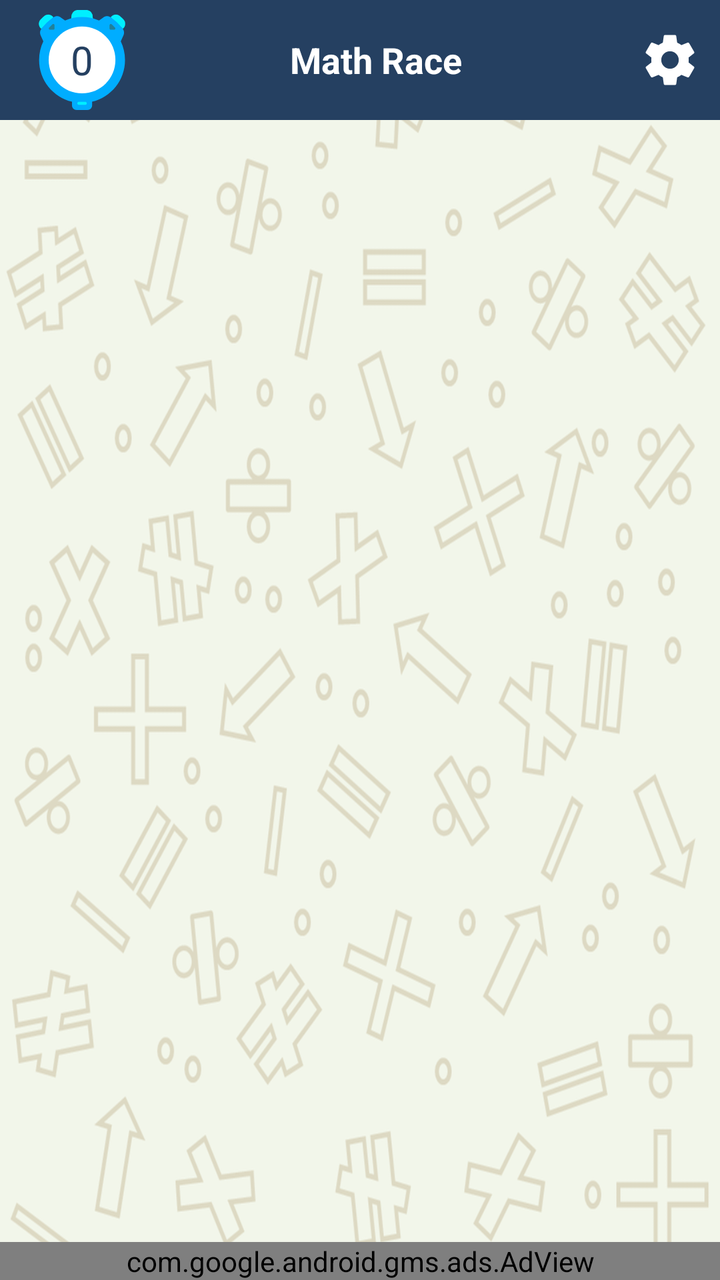
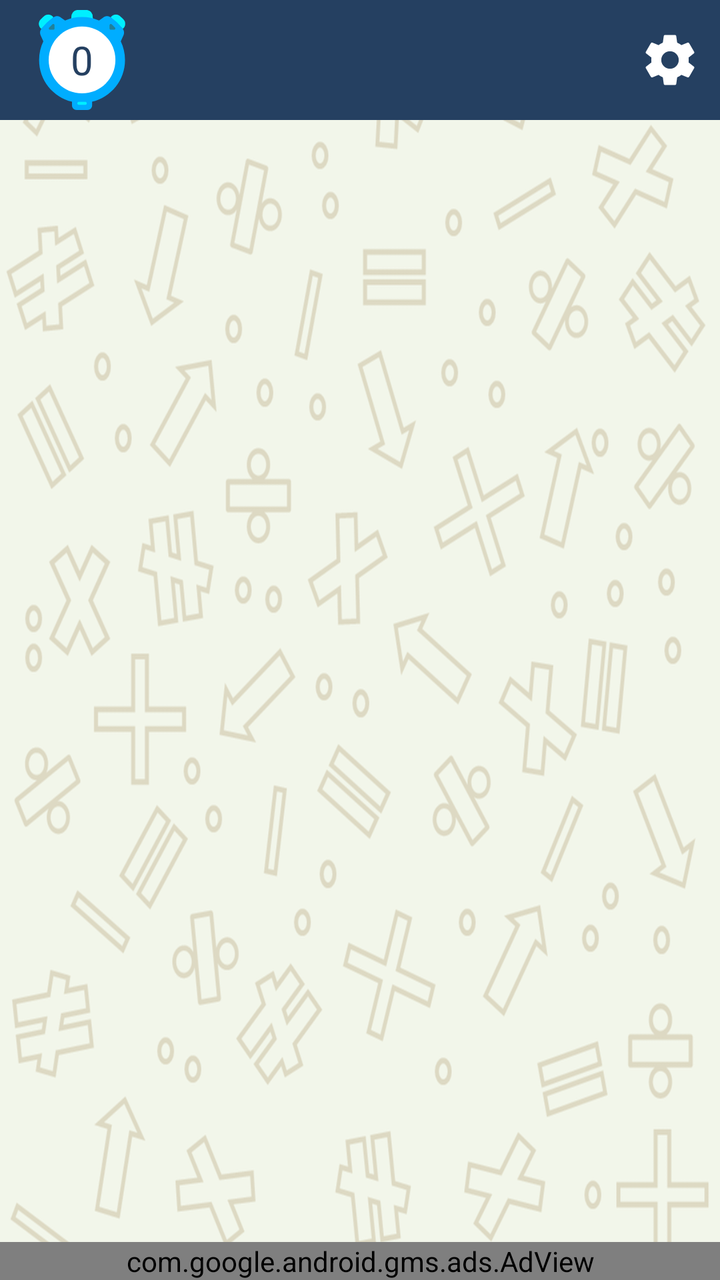

Before-and-after screenshots of an Android layout around one commit, followed by the original layout XML and the change that was made.
<!-- AndroidManifest.xml: application theme AppTheme -->
<!-- res/layout/activity_main.xml -->
<?xml version="1.0" encoding="utf-8"?>
<RelativeLayout xmlns:android="http://schemas.android.com/apk/res/android"
    xmlns:app="http://schemas.android.com/apk/res-auto"
    xmlns:tools="http://schemas.android.com/tools"
    android:id="@+id/main_layout"
    android:layout_width="match_parent"
    android:layout_height="match_parent"
    android:background="@drawable/app_background"
    android:layoutDirection="ltr">

    <android.support.v7.widget.Toolbar
        android:id="@+id/main_toolbar"
        android:layout_width="match_parent"
        android:layout_height="wrap_content"
        android:layout_alignParentTop="true"
        android:background="@color/colorPrimary">

        <RelativeLayout
            android:layout_width="match_parent"
            android:layout_height="match_parent"
            android:layout_marginTop="5dp"
            android:layout_marginBottom="5dp">

            <TextView
                android:id="@+id/main_tv_timer"
                android:layout_width="50dp"
                android:layout_height="50dp"
                android:layout_alignParentLeft="true"
                android:layout_centerVertical="true"
                android:background="@drawable/ic_chronometer"
                android:gravity="center"
                android:text="0"
                android:textColor="@color/colorPrimaryDark"
                android:textSize="20sp" />

            <TextView
                android:id="@+id/main_tv_score"
                android:layout_width="wrap_content"
                android:layout_height="wrap_content"
                android:layout_alignParentTop="true"
                android:layout_centerHorizontal="true"
                android:layout_centerVertical="true"
                android:gravity="center_horizontal"
                android:text="@string/app_name"
                android:textColor="@color/colorWhite"
                android:textSize="18sp"
                android:textStyle="bold" />

            <ImageView
                android:id="@+id/main_iv_setting"
                android:layout_width="50dp"
                android:layout_height="50dp"
                android:layout_alignParentRight="true"
                android:layout_centerVertical="true"
                android:padding="10dp"
                android:src="@drawable/ic_settings_black_24dp" />
        </RelativeLayout>
    </android.support.v7.widget.Toolbar>

    <LinearLayout
        android:id="@+id/main_quiz_layout"
        android:layout_width="match_parent"
        android:layout_height="wrap_content"
        android:layout_above="@id/adView"
        android:layout_below="@id/main_toolbar"
        android:orientation="vertical"
        android:padding="10dp"
        android:visibility="gone">

        <TextView
            android:id="@+id/main_tv_question"
            android:layout_width="match_parent"
            android:layout_height="wrap_content"
            android:layout_marginStart="10dp"
            android:layout_marginEnd="10dp"
            android:layout_weight="1"
            android:background="@drawable/question_background"
            android:gravity="center"
            android:text=""
            android:textSize="30sp" />

        <LinearLayout
            android:layout_width="match_parent"
            android:layout_height="wrap_content"
            android:layout_weight="1.5"
            android:orientation="horizontal"
            android:weightSum="2">

            <Button
                android:id="@+id/main_btn_answer1"
                android:layout_width="0dp"
                android:layout_height="match_parent"
                android:layout_margin="10dp"
                android:layout_weight="1"
                android:background="@drawable/answers_background"
                android:text=""
                android:textSize="32sp"
                android:textStyle="bold" />

            <Button
                android:id="@+id/main_btn_answer2"
                android:layout_width="0dp"
                android:layout_height="match_parent"
                android:layout_margin="10dp"
                android:layout_weight="1"
                android:background="@drawable/answers_background"
                android:text=""
                android:textSize="32sp"
                android:textStyle="bold" />
        </LinearLayout>

        <LinearLayout
            android:layout_width="match_parent"
            android:layout_height="wrap_content"
            android:layout_weight="1.5"
            android:orientation="horizontal">

            <Button
                android:id="@+id/main_btn_answer3"
                android:layout_width="0dp"
                android:layout_height="match_parent"
                android:layout_margin="10dp"
                android:layout_weight="1"
                android:background="@drawable/answers_background"
                android:text=""
                android:textSize="32sp"
                android:textStyle="bold" />

            <Button
                android:id="@+id/main_btn_answer4"
                android:layout_width="0dp"
                android:layout_height="match_parent"
                android:layout_margin="10dp"
                android:layout_weight="1"
                android:background="@drawable/answers_background"
                android:text=""
                android:textSize="32sp"
                android:textStyle="bold" />
        </LinearLayout>
    </LinearLayout>


    <LinearLayout
        android:id="@+id/main_game_over_layout"
        android:layout_width="wrap_content"
        android:layout_height="wrap_content"
        android:layout_centerInParent="true"
        android:layout_gravity="center"
        android:layout_marginStart="10dp"
        android:layout_marginTop="5dp"
        android:layout_marginEnd="10dp"
        android:layout_marginBottom="5dp"
        android:background="@drawable/bg_popup_base_panel"
        android:gravity="center"
        android:orientation="vertical"
        android:paddingStart="40dp"
        android:paddingTop="10dp"
        android:paddingEnd="40dp"
        android:visibility="gone"
        android:paddingBottom="10dp">

        <ImageView
            android:id="@+id/main_game_over_iv_status"
            android:layout_width="70dp"
            android:layout_height="70dp"
            android:padding="5dp"
            android:src="@drawable/ic_loser" />

        <TextView
            android:id="@+id/main_game_over_tv_score"
            android:layout_width="wrap_content"
            android:layout_height="wrap_content"
            android:gravity="center_horizontal"
            android:text="@string/score"
            android:textColor="@color/colorPrimaryDark"
            android:textSize="18sp"
            android:textStyle="bold" />

        <Button
            android:id="@+id/main_game_over_btn_watch_video"
            android:layout_width="wrap_content"
            android:layout_height="wrap_content"
            android:layout_marginTop="10dp"
            android:background="@drawable/button_background_one"
            android:paddingStart="20dp"
            android:paddingEnd="20dp"
            android:text="@string/watch_video"
            android:textAllCaps="false"
            android:textColor="@color/colorBlack"
            android:textSize="16sp" />

        <TextView
            android:id="@+id/main_game_over_tv_video_hint"
            android:layout_width="wrap_content"
            android:layout_height="wrap_content"
            android:text="@string/watch_video_hint"
            android:textColor="@color/colorPrimaryDark" />

        <Button
            android:id="@+id/main_game_over_btn_to_quiz"
            android:layout_width="wrap_content"
            android:layout_height="wrap_content"
            android:layout_marginTop="10dp"
            android:background="@drawable/button_background_three"
            android:paddingStart="20dp"
            android:paddingEnd="20dp"
            android:text="@string/play_quiz"
            android:textAllCaps="false"
            android:textColor="@color/colorWhite"
            android:textSize="16sp" />

        <TextView
            android:id="@+id/main_game_over_tv_quiz_hint"
            android:layout_width="wrap_content"
            android:layout_height="wrap_content"
            android:text="@string/play_quiz_hint"
            android:textColor="@color/colorPrimaryDark" />

        <Button
            android:id="@+id/main_game_over_btn_start_again"
            android:layout_width="wrap_content"
            android:layout_height="wrap_content"
            android:layout_marginTop="10dp"
            android:background="@drawable/button_background_two"
            android:paddingStart="20dp"
            android:paddingEnd="20dp"
            android:text="@string/start_again"
            android:textAllCaps="false"
            android:textColor="@color/colorWhite"
            android:textSize="16sp" />

        <Button
            android:id="@+id/main_game_over_btn_share_on_fb"
            android:layout_width="wrap_content"
            android:layout_height="wrap_content"
            android:layout_gravity="center_horizontal"
            android:layout_marginTop="10dp"
            android:layout_marginBottom="5dp"
            android:background="@drawable/fb_button"
            android:drawableStart="@drawable/share_url_24dp"
            android:drawablePadding="15dp"
            android:padding="15sp"
            android:text="@string/share_on_facebook"
            android:textAllCaps="false"
            android:textColor="@color/colorWhite"
            android:textSize="16sp" />
    </LinearLayout>

    <Button
        android:id="@+id/main_btn_start"
        android:layout_width="wrap_content"
        android:layout_height="wrap_content"
        android:layout_centerInParent="true"
        android:background="@drawable/button_background_two"
        android:paddingStart="30dp"
        android:paddingTop="20dp"
        android:paddingEnd="30dp"
        android:paddingBottom="20dp"
        android:text="@string/start_again"
        android:textAllCaps="false"
        android:textColor="@color/colorWhite"
        android:textSize="18sp"
        android:textStyle="bold"
        android:visibility="gone" />

    <com.google.android.gms.ads.AdView xmlns:ads="http://schemas.android.com/apk/res-auto"
        android:id="@+id/adView"
        android:layout_width="match_parent"
        android:layout_height="wrap_content"
        android:layout_alignParentBottom="true"
        android:layout_centerHorizontal="true"
        ads:adSize="SMART_BANNER"
        ads:adUnitId="ca-app-pub-3940256099942544/6300978111" />
</RelativeLayout>
<!-- resources referenced by this layout -->
<resources>
  <color name="colorBlack">#000</color>
  <color name="colorPrimary">#254061</color>
  <color name="colorPrimaryDark">#254061</color>
  <color name="colorWhite">#FFF</color>
  <!-- drawable answers_background (drawable) -->
  <?xml version="1.0" encoding="utf-8"?>
  <shape xmlns:android="http://schemas.android.com/apk/res/android">
      <corners android:radius="25dp" />
      <solid android:color="#AAf2f2f2"/>
      <stroke
          android:color="@color/colorPrimaryDark"
          android:width="3dp"
          android:dashWidth="5dp" />
  </shape>
  <!-- drawable bg_popup_base_panel (drawable) -->
  <shape xmlns:android="http://schemas.android.com/apk/res/android">
      <solid
          android:color="#AAFFFFFF"/>
      <corners
          android:radius="15dp" />
      <padding
          android:left="10dp"
          android:top="10dp"
          android:right="10dp"
          android:bottom="10dp" />
      <stroke android:color="@color/colorBlack" android:width="2dp"/>
  </shape>
  <!-- drawable button_background_one (drawable) -->
  <?xml version="1.0" encoding="utf-8"?>
  <shape xmlns:android="http://schemas.android.com/apk/res/android">
      <solid android:color="@color/light_quite" />
      <corners android:radius="15dp" />
      <padding
          android:bottom="10dp"
          android:left="10dp"
          android:right="10dp"
          android:top="10dp" />
      <stroke
          android:width="3dp"
          android:color="@color/dark_one" />
  </shape>
  <!-- drawable button_background_three (drawable) -->
  <shape xmlns:android="http://schemas.android.com/apk/res/android">
      <solid
          android:color="@color/light_more"/>
      <corners
          android:radius="15dp" />
      <padding
          android:left="10dp"
          android:top="10dp"
          android:right="10dp"
          android:bottom="10dp" />
      <stroke
          android:width="3dp"
          android:color="@color/dark_one"/>
  </shape>
  <!-- drawable button_background_two (drawable) -->
  <shape xmlns:android="http://schemas.android.com/apk/res/android">
      <solid
          android:color="@color/dark_one"/>
      <corners
          android:radius="15dp" />
      <padding
          android:left="10dp"
          android:top="10dp"
          android:right="10dp"
          android:bottom="10dp" />
      <stroke
          android:width="3dp"
          android:color="@color/light_more"/>
  </shape>
  <!-- drawable fb_button (drawable) -->
  <?xml version="1.0" encoding="utf-8"?>
  <shape xmlns:android="http://schemas.android.com/apk/res/android"
      android:shape="rectangle">
      <solid android:color="#4267b2" />
      <corners android:radius="15dp" />
  </shape>
  <!-- drawable question_background (drawable) -->
  <?xml version="1.0" encoding="utf-8"?>
  <shape xmlns:android="http://schemas.android.com/apk/res/android">
      <solid android:color="@color/colorWhite" />
      <corners android:radius="25dp" />
      <stroke
          android:width="5dp"
          android:color="@color/dark_two" />
  </shape>
  <string name="app_name">Math Race</string>
  <string name="play_quiz">Play Quick Quiz</string>
  <string name="play_quiz_hint">Test your skills and get extra seconds</string>
  <string name="score">Score</string>
  <string name="share_on_facebook">Share Your Score</string>
  <string name="start_again">Start New Game</string>
  <string name="watch_video">Watch Video</string>
  <string name="watch_video_hint">Get 5 seconds extra</string>
  <style name="AppTheme" parent="Theme.AppCompat.Light.DarkActionBar">
          
          <item name="colorPrimary">@color/colorPrimary</item>
          <item name="colorPrimaryDark">@color/colorPrimaryDark</item>
          <item name="colorAccent">@color/colorAccent</item>
      </style>
  <color name="light_quite">#00efff</color>
  <color name="dark_one">#254061</color>
  <color name="light_more">#00adff</color>
  <color name="dark_two">#218099</color>
  <color name="colorAccent">#00adff</color>
  <!-- unchanged entries left out for length: 5 -->
</resources>

<!-- the commit's change to res/layout/activity_main.xml (unified diff, before → after) -->
@@ -41,7 +41,7 @@
                 android:layout_centerHorizontal="true"
                 android:layout_centerVertical="true"
                 android:gravity="center_horizontal"
-                android:text="@string/app_name"
+                android:text=""
                 android:textColor="@color/colorWhite"
                 android:textSize="18sp"
                 android:textStyle="bold" />
@@ -270,5 +270,5 @@
         android:layout_alignParentBottom="true"
         android:layout_centerHorizontal="true"
         ads:adSize="SMART_BANNER"
-        ads:adUnitId="ca-app-pub-3940256099942544/6300978111" />
+        ads:adUnitId="@string/banner_id" />
 </RelativeLayout>
<!-- resource entries referenced after the edit -->
@@ -87,7 +87,7 @@
           android:width="5dp"
           android:color="@color/dark_two" />
   </shape>
-  <string name="app_name">Math Race</string>
+  <string name="banner_id">ca-app-pub-1466874792315947/2269505814</string>
   <string name="play_quiz">Play Quick Quiz</string>
   <string name="play_quiz_hint">Test your skills and get extra seconds</string>
   <string name="score">Score</string>
